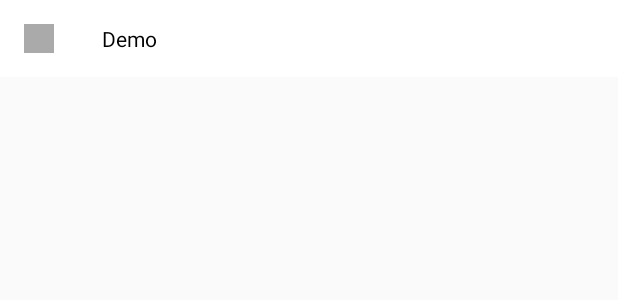
After one commit to davidrochin/showroute, an Android app: the layout route_spinner_item.xml on its own in the app's theme, with its tools: preview values and no code run, on a phone screen of 412 x 824 dp. The commit adds this screen. Shown: the top 300 px of the screen. Run offline under Robolectric (Android 15) with nearby library versions, the phone set to English and light mode, and no system bars.

Commit message:
Cambio de diseño e implementación de Spinner
-Se cambió el diseño general de la interfaz para que se pareciera más a otras aplicaciones de mapas.
-Ahora la lista de rutas está en un Spinner.

```diff
--- a/showroute_android/app/build.gradle
+++ b/showroute_android/app/build.gradle
@@ -28,4 +28,5 @@ dependencies {
     androidTestImplementation 'com.android.support.test.espresso:espresso-core:3.0.1'
     compile 'com.google.code.gson:gson:2.8.2'
     implementation 'com.google.android.gms:play-services-maps:11.8.0'
+    implementation 'com.android.support:cardview-v7:26.1.0'
 }
--- a/showroute_android/app/src/main/java/xyz/showroute/showroute/KmlParser.java
+++ b/showroute_android/app/src/main/java/xyz/showroute/showroute/KmlParser.java
@@ -78,6 +78,10 @@ public class KmlParser {
 
         //Si se encontraron rutas, regresarlas
         if(routes.size() > 0){
+
+            //Agregar rutas vacias para hacer bola (temporal)
+            for (int i = 0; i < 10; i++){ routes.add(new Route()); }
+
             return Arrays.copyOf(routes.toArray(), routes.size(), Route[].class);
         } else {
             Log.e(KmlParser.class.getName(), "No se encontraron rutas en el InputStream");
--- a/showroute_android/app/src/main/java/xyz/showroute/showroute/Route.java
+++ b/showroute_android/app/src/main/java/xyz/showroute/showroute/Route.java
@@ -44,7 +44,7 @@ public class Route {
     }
 
     public Route(){
-        this("Nueva ruta", 0, 0, 0, new LatLng[0], ColorUtil.randomColor());
+        this("Ruta vacía", 0, 0, 0, new LatLng[0], ColorUtil.randomColor());
     }
 
     public GoogleMap drawOnMap(GoogleMap map){
--- /dev/null
+++ b/showroute_android/app/src/main/res/layout/route_spinner_item.xml
@@ -0,0 +1,32 @@
+<?xml version="1.0" encoding="utf-8"?>
+<LinearLayout xmlns:android="http://schemas.android.com/apk/res/android"
+    android:layout_width="match_parent"
+    android:layout_height="wrap_content"
+    android:orientation="horizontal">
+
+    <LinearLayout
+        android:layout_width="match_parent"
+        android:layout_height="wrap_content"
+        android:background="@color/cardview_light_background"
+        android:orientation="horizontal">
+
+        <FrameLayout
+            android:id="@+id/layout_color"
+            android:layout_width="20dp"
+            android:layout_height="match_parent"
+            android:layout_margin="16dp"
+            android:background="@android:color/darker_gray">
+
+        </FrameLayout>
+
+        <TextView
+            android:id="@+id/text_name"
+            android:layout_width="fill_parent"
+            android:layout_height="wrap_content"
+            android:layout_gravity="center"
+            android:padding="@dimen/activity_horizontal_margin"
+            android:text="Demo"
+            android:textColor="#000" />
+    </LinearLayout>
+
+</LinearLayout>
```
Also changed, not shown: showroute_android/app/src/main/java/xyz/showroute/showroute/MainActivity.java (+37 -11 lines), showroute_android/app/src/main/java/xyz/showroute/showroute/RoutesAdapter.java (added, +53 -0 lines), showroute_android/app/src/main/res/layout/app_bar_main.xml (+29 -1 lines), showroute_android/app/src/main/res/layout/content_main.xml (+10 -13 lines), 1 other file.
